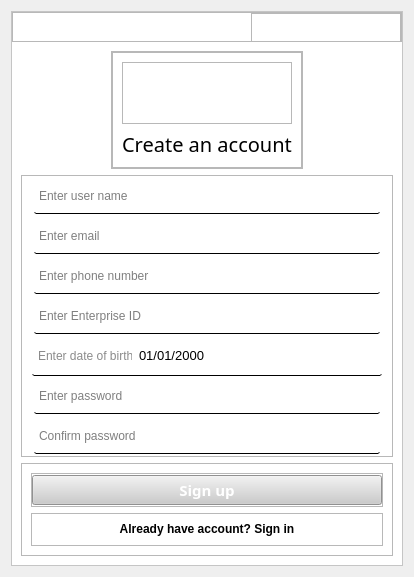
First picture: the form in Frontend/login_resgister.ui, repository XxDdUu/DACS01, before the edit.
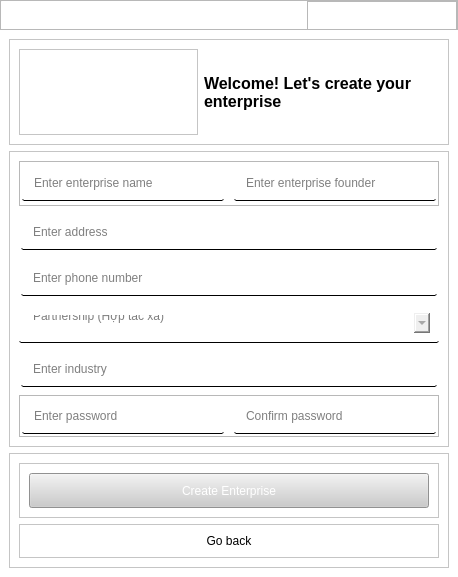
Second picture: the form after the edit. Icons and pictures are not drawn. Custom widgets are drawn as their Qt base class.

Commit message: add enterprise register

What changed in the file:
```diff
--- a/Frontend/login_resgister.ui
+++ b/Frontend/login_resgister.ui
@@ -6,7 +6,7 @@
    <rect>
     <x>0</x>
     <y>0</y>
-    <width>414</width>
+    <width>406</width>
     <height>577</height>
    </rect>
   </property>
@@ -25,11 +25,27 @@
 }</string>
   </property>
   <layout class="QVBoxLayout" name="verticalLayout">
+   <property name="spacing">
+    <number>0</number>
+   </property>
+   <property name="leftMargin">
+    <number>0</number>
+   </property>
+   <property name="topMargin">
+    <number>0</number>
+   </property>
+   <property name="rightMargin">
+    <number>0</number>
+   </property>
+   <property name="bottomMargin">
+    <number>0</number>
+   </property>
    <item>
     <widget class="QFrame" name="main_frame">
      <property name="styleSheet">
       <string notr="true">#main_frame {
 	background-color: rgb(255, 255, 255);
+	border-radius: 5px;
 }</string>
      </property>
      <property name="frameShape">
@@ -286,12 +302,12 @@
       <item>
        <widget class="QStackedWidget" name="Background">
         <property name="styleSheet">
-         <string notr="true">#Background {
-	background-color: rgb(255, 255, 255);
+         <string notr="true">#Register_page {
+	background: rgb(255, 255, 255);
 }</string>
         </property>
         <property name="currentIndex">
-         <number>0</number>
+         <number>1</number>
         </property>
         <widget class="QWidget" name="Register_page">
          <property name="styleSheet">
@@ -334,6 +350,14 @@
              </property>
              <item>
               <widget class="QFrame" name="register_label_frame">
+               <property name="styleSheet">
+                <string notr="true">#register_label_frame {
+	background-color: rgb(255, 255, 255);
+}
+#main_image_frame {
+	background-color: rgb(255, 255, 255);
+}</string>
+               </property>
                <property name="frameShape">
                 <enum>QFrame::StyledPanel</enum>
                </property>
@@ -345,7 +369,7 @@
                  <number>9</number>
                 </property>
                 <item>
-                 <widget class="QFrame" name="frame_3">
+                 <widget class="QFrame" name="main_image_frame">
                   <property name="frameShape">
                    <enum>QFrame::StyledPanel</enum>
                   </property>
@@ -412,7 +436,7 @@
                  </widget>
                 </item>
                 <item>
-                 <widget class="QLabel" name="label">
+                 <widget class="QLabel" name="main_text_label">
                   <property name="font">
                    <font>
                     <family>Tw Cen MT Condensed Extra Bold</family>
@@ -556,6 +580,10 @@
 	border-bottom: 1px solid #000;
 	border-radius: 2px;
 	background: rgb(255, 255, 255)
+}
+QDateEdit {
+    background-color: rgb(255, 255, 255);
+	color: rgb(159, 159, 159)
 }</string>
                </property>
                <property name="frameShape">
@@ -679,9 +707,19 @@
 	background: rgb(211, 211, 211);
 }
 #login_label {
+	color: rgb(0, 0, 0);
+}
+#create_enterprise::hover {
+	color: rgb(0, 0, 0);
+}
+#create_enterprise::hover {
+	color: rgb(85, 85, 127);
 }
 #login_label::hover {
 	color: rgb(85, 85, 127);
+}
+#submit_frame {
+	background-color: rgb(255, 255, 255);
 }</string>
             </property>
             <property name="frameShape">
@@ -693,6 +731,20 @@
             <layout class="QVBoxLayout" name="verticalLayout_6">
              <item>
               <widget class="QFrame" name="btn_frame">
+               <property name="styleSheet">
+                <string notr="true">#btn_frame {
+	background-color: rgb(255, 255, 255);
+}
+#register_btn {
+	color: rgb(255, 255, 255);
+	
+}
+#register_btn::hover {
+ 	
+	background-color: rgb(89, 89, 89);
+}
+</string>
+               </property>
                <property name="frameShape">
                 <enum>QFrame::StyledPanel</enum>
                </property>
@@ -752,13 +804,26 @@
               </widget>
              </item>
              <item>
-              <widget class="QFrame" name="signin">
+              <widget class="QFrame" name="signin_createEnterprise">
+               <property name="enabled">
+                <bool>true</bool>
+               </property>
                <property name="sizePolicy">
                 <sizepolicy hsizetype="Preferred" vsizetype="Preferred">
                  <horstretch>0</horstretch>
                  <verstretch>0</verstretch>
                 </sizepolicy>
                </property>
+               <property name="font">
+                <font>
+                 <pointsize>8</pointsize>
+                </font>
+               </property>
+               <property name="styleSheet">
+                <string notr="true">#login_label {
+
+}</string>
+               </property>
                <property name="frameShape">
                 <enum>QFrame::StyledPanel</enum>
                </property>
@@ -791,10 +856,14 @@
                   </property>
                   <property name="font">
                    <font>
+                    <pointsize>8</pointsize>
                     <weight>50</weight>
                     <bold>false</bold>
                    </font>
                   </property>
+                  <property name="lineWidth">
+                   <number>1</number>
+                  </property>
                   <property name="text">
                    <string>&lt;html&gt;&lt;head/&gt;&lt;body&gt;&lt;p&gt;&lt;span style=&quot; font-weight:600;&quot;&gt;Already have account? Sign in&lt;/span&gt;&lt;/p&gt;&lt;/body&gt;&lt;/html&gt;</string>
                   </property>
@@ -803,6 +872,93 @@
                   </property>
                  </widget>
                 </item>
+                <item>
+                 <widget class="QLabel" name="div">
+                  <property name="minimumSize">
+                   <size>
+                    <width>0</width>
+                    <height>0</height>
+                   </size>
+                  </property>
+                  <property name="maximumSize">
+                   <size>
+                    <width>16777215</width>
+                    <height>16777215</height>
+                   </size>
+                  </property>
+                  <property name="sizeIncrement">
+                   <size>
+                    <width>0</width>
+                    <height>0</height>
+                   </size>
+                  </property>
+                  <property name="baseSize">
+                   <size>
+                    <width>0</width>
+                    <height>0</height>
+                   </size>
+                  </property>
+                  <property name="font">
+                   <font>
+                    <pointsize>15</pointsize>
+                    <weight>50</weight>
+                    <bold>false</bold>
+                   </font>
+                  </property>
+                  <property name="styleSheet">
+                   <string notr="true">#div {
+	color : rgb(0, 0, 0);
+}</string>
+                  </property>
+                  <property name="lineWidth">
+                   <number>1</number>
+                  </property>
+                  <property name="text">
+                   <string>|</string>
+                  </property>
+                  <property name="alignment">
+                   <set>Qt::AlignCenter</set>
+                  </property>
+                  <property name="margin">
+                   <number>0</number>
+                  </property>
+                 </widget>
+                </item>
+                <item>
+                 <widget class="ClickableLabel" name="create_enterprise">
+                  <property name="sizePolicy">
+                   <sizepolicy hsizetype="Expanding" vsizetype="Preferred">
+                    <horstretch>0</horstretch>
+                    <verstretch>0</verstretch>
+                   </sizepolicy>
+                  </property>
+                  <property name="font">
+                   <font>
+                    <pointsize>8</pointsize>
+                    <weight>75</weight>
+                    <bold>true</bold>
+                   </font>
+                  </property>
+                  <property name="text">
+                   <string>Don't have enterprise yet? Create one</string>
+                  </property>
+                  <property name="scaledContents">
+                   <bool>false</bool>
+                  </property>
+                  <property name="alignment">
+                   <set>Qt::AlignCenter</set>
+                  </property>
+                  <property name="wordWrap">
+                   <bool>true</bool>
+                  </property>
+                  <property name="margin">
+                   <number>0</number>
+                  </property>
+                  <property name="openExternalLinks">
+                   <bool>false</bool>
+                  </property>
+                 </widget>
+                </item>
                </layout>
               </widget>
              </item>
@@ -811,7 +967,609 @@
           </item>
          </layout>
         </widget>
-        <widget class="QWidget" name="Reg"/>
+        <widget class="QWidget" name="Enterprise_register">
+         <property name="styleSheet">
+          <string notr="true">#Enterprise_register {
+	background-color: rgb(255, 255, 255);
+}</string>
+         </property>
+         <layout class="QVBoxLayout" name="verticalLayout_8">
+          <item>
+           <widget class="QFrame" name="main_image_frame_2">
+            <property name="styleSheet">
+             <string notr="true">#main_image_frame_2 {
+	background-color: rgb(255, 255, 255);
+}
+#image_frame_2 {
+	background-color: rgb(255, 255, 255);
+}</string>
+            </property>
+            <property name="frameShape">
+             <enum>QFrame::StyledPanel</enum>
+            </property>
+            <property name="frameShadow">
+             <enum>QFrame::Raised</enum>
+            </property>
+            <layout class="QHBoxLayout" name="horizontalLayout_7">
+             <item>
+              <widget class="QFrame" name="image_frame_2">
+               <property name="layoutDirection">
+                <enum>Qt::LeftToRight</enum>
+               </property>
+               <property name="frameShape">
+                <enum>QFrame::StyledPanel</enum>
+               </property>
+               <property name="frameShadow">
+                <enum>QFrame::Raised</enum>
+               </property>
+               <layout class="QHBoxLayout" name="horizontalLayout_8">
+                <property name="spacing">
+                 <number>0</number>
+                </property>
+                <property name="leftMargin">
+                 <number>25</number>
+                </property>
+                <property name="topMargin">
+                 <number>0</number>
+                </property>
+                <property name="rightMargin">
+                 <number>0</number>
+                </property>
+                <property name="bottomMargin">
+                 <number>0</number>
+                </property>
+                <item>
+                 <widget class="QLabel" name="image_label_2">
+                  <property name="minimumSize">
+                   <size>
+                    <width>60</width>
+                    <height>60</height>
+                   </size>
+                  </property>
+                  <property name="maximumSize">
+                   <size>
+                    <width>100</width>
+                    <height>100</height>
+                   </size>
+                  </property>
+                  <property name="layoutDirection">
+                   <enum>Qt::LeftToRight</enum>
+                  </property>
+                  <property name="text">
+                   <string/>
+                  </property>
+                  <property name="pixmap">
+                   <pixmap resource="View/img/resources.qrc">:/img/icon/enterprise.svg</pixmap>
+                  </property>
+                  <property name="scaledContents">
+                   <bool>true</bool>
+                  </property>
+                  <property name="alignment">
+                   <set>Qt::AlignCenter</set>
+                  </property>
+                  <property name="margin">
+                   <number>0</number>
+                  </property>
+                 </widget>
+                </item>
+               </layout>
+              </widget>
+             </item>
+             <item>
+              <widget class="QLabel" name="main_label">
+               <property name="minimumSize">
+                <size>
+                 <width>235</width>
+                 <height>0</height>
+                </size>
+               </property>
+               <property name="maximumSize">
+                <size>
+                 <width>16777215</width>
+                 <height>16777215</height>
+                </size>
+               </property>
+               <property name="font">
+                <font>
+                 <pointsize>12</pointsize>
+                 <weight>75</weight>
+                 <bold>true</bold>
+                </font>
+               </property>
+               <property name="text">
+                <string>Welcome! Let's create your enterprise</string>
+               </property>
+               <property name="textFormat">
+                <enum>Qt::AutoText</enum>
+               </property>
+               <property name="scaledContents">
+                <bool>false</bool>
+               </property>
+               <property name="alignment">
+                <set>Qt::AlignLeading|Qt::AlignLeft|Qt::AlignVCenter</set>
+               </property>
+               <property name="wordWrap">
+                <bool>true</bool>
+               </property>
+               <property name="margin">
+                <number>0</number>
+               </property>
+              </widget>
+             </item>
+            </layout>
+           </widget>
+          </item>
+          <item>
+           <widget class="QFrame" name="input_text_enterprise">
+            <property name="styleSheet">
+             <string notr="true">#input_text_enterprise {
+	background-color: rgb(255, 255, 255);
+}
+QLineEdit {
+	color : #232, 237, 234;
+	background-color: #217, 217, 217;
+	border: none;
+	border-bottom-style: solid;
+	border-bottom-width: 1px;
+	border-radius: 2px;
+	border-bottom-color: #000;
+	margin: 2px;
+	height: 35px;
+	padding-left: 10px;
+}
+QComboBox {
+	border: none;
+}
+QComboBox QAbstractItemView::item {
+        height: 28px;
+ }
+</string>
+            </property>
+            <property name="frameShape">
+             <enum>QFrame::StyledPanel</enum>
+            </property>
+            <property name="frameShadow">
+             <enum>QFrame::Raised</enum>
+            </property>
+            <layout class="QVBoxLayout" name="verticalLayout_9">
+             <item>
+              <widget class="QFrame" name="frame">
+               <property name="minimumSize">
+                <size>
+                 <width>0</width>
+                 <height>45</height>
+                </size>
+               </property>
+               <property name="maximumSize">
+                <size>
+                 <width>16777215</width>
+                 <height>45</height>
+                </size>
+               </property>
+               <property name="frameShape">
+                <enum>QFrame::StyledPanel</enum>
+               </property>
+               <property name="frameShadow">
+                <enum>QFrame::Raised</enum>
+               </property>
+               <layout class="QHBoxLayout" name="horizontalLayout_9">
+                <property name="spacing">
+                 <number>6</number>
+                </property>
+                <property name="leftMargin">
+                 <number>0</number>
+                </property>
+                <property name="topMargin">
+                 <number>0</number>
+                </property>
+                <property name="rightMargin">
+                 <number>0</number>
+                </property>
+                <property name="bottomMargin">
+                 <number>0</number>
+                </property>
+                <item>
+                 <widget class="QLineEdit" name="enterprise_name">
+                  <property name="placeholderText">
+                   <string>Enter enterprise name</string>
+                  </property>
+                 </widget>
+                </item>
+                <item>
+                 <widget class="QLineEdit" name="enterprise_founder">
+                  <property name="placeholderText">
+                   <string>Enter enterprise founder</string>
+                  </property>
+                 </widget>
+                </item>
+               </layout>
+              </widget>
+             </item>
+             <item>
+              <widget class="QLineEdit" name="address">
+               <property name="placeholderText">
+                <string>Enter address</string>
+               </property>
+              </widget>
+             </item>
+             <item>
+              <widget class="QLineEdit" name="enterprise_phone_number">
+               <property name="placeholderText">
+                <string>Enter phone number</string>
+               </property>
+              </widget>
+             </item>
+             <item>
+              <widget class="QFrame" name="business_type_frame">
+               <property name="minimumSize">
+                <size>
+                 <width>0</width>
+                 <height>35</height>
+                </size>
+               </property>
+               <property name="styleSheet">
+                <string notr="true">QFrame#business_type_frame {
+	border:none;
+	border-bottom: 1px solid #000;
+	border-radius: 2px;
+	background: rgb(255, 255, 255);
+}
+QComboBox#business_type {
+	color: rgb(126, 126, 126);
+}</string>
+               </property>
+               <property name="frameShape">
+                <enum>QFrame::StyledPanel</enum>
+               </property>
+               <property name="frameShadow">
+                <enum>QFrame::Raised</enum>
+               </property>
+               <layout class="QHBoxLayout" name="horizontalLayout_10">
+                <property name="spacing">
+                 <number>0</number>
+                </property>
+                <property name="leftMargin">
+                 <number>9</number>
+                </property>
+                <property name="topMargin">
+                 <number>9</number>
+                </property>
+                <property name="rightMargin">
+                 <number>9</number>
+                </property>
+                <property name="bottomMargin">
+                 <number>9</number>
+                </property>
+                <item>
+                 <widget class="QComboBox" name="business_type">
+                  <property name="sizePolicy">
+                   <sizepolicy hsizetype="Preferred" vsizetype="Fixed">
+                    <horstretch>0</horstretch>
+                    <verstretch>0</verstretch>
+                   </sizepolicy>
+                  </property>
+                  <property name="minimumSize">
+                   <size>
+                    <width>0</width>
+                    <height>20</height>
+                   </size>
+                  </property>
+                  <property name="maximumSize">
+                   <size>
+                    <width>16777215</width>
+                    <height>20</height>
+                   </size>
+                  </property>
+                  <property name="font">
+                   <font>
+                    <pointsize>9</pointsize>
+                   </font>
+                  </property>
+                  <property name="editable">
+                   <bool>false</bool>
+                  </property>
+                  <property name="currentText">
+                   <string notr="true">Partnership (Hợp tác xã)
+
+</string>
+                  </property>
+                  <property name="maxVisibleItems">
+                   <number>10</number>
+                  </property>
+                  <property name="insertPolicy">
+                   <enum>QComboBox::InsertAtCurrent</enum>
+                  </property>
+                  <property name="sizeAdjustPolicy">
+                   <enum>QComboBox::AdjustToContents</enum>
+                  </property>
+                  <property name="iconSize">
+                   <size>
+                    <width>16</width>
+                    <height>16</height>
+                   </size>
+                  </property>
+                  <property name="duplicatesEnabled">
+                   <bool>false</bool>
+                  </property>
+                  <property name="frame">
+                   <bool>true</bool>
+                  </property>
+                  <item>
+                   <property name="text">
+                    <string>Partnership (Hợp tác xã)
+
+</string>
+                   </property>
+                  </item>
+                  <item>
+                   <property name="text">
+                    <string notr="true">Sole Proprietorship (Doanh nghiệp cá nhân)</string>
+                   </property>
+                  </item>
+                  <item>
+                   <property name="text">
+                    <string>Limited Liability Company (Công ty trách nhiệm hữu hạn)
+
+</string>
+                   </property>
+                  </item>
+                  <item>
+                   <property name="text">
+                    <string>Franchise (Nhượng quyền thương hiệu)
+
+</string>
+                   </property>
+                  </item>
+                  <item>
+                   <property name="text">
+                    <string>Corporation (Công ty cổ phần)
+
+</string>
+                   </property>
+                  </item>
+                  <item>
+                   <property name="text">
+                    <string>Non-profit Organization (Tổ chức phi lợi nhuận)
+
+</string>
+                   </property>
+                  </item>
+                  <item>
+                   <property name="text">
+                    <string>Joint Venture (Liên doanh)
+
+</string>
+                   </property>
+                  </item>
+                  <item>
+                   <property name="text">
+                    <string>Family Business (Doanh nghiệp gia đình)
+
+</string>
+                   </property>
+                  </item>
+                  <item>
+                   <property name="text">
+                    <string>Start-up (Công ty khởi nghiệp)
+
+</string>
+                   </property>
+                  </item>
+                  <item>
+                   <property name="text">
+                    <string>Social Enterprise (Doanh nghiệp xã hội)
+
+</string>
+                   </property>
+                  </item>
+                  <item>
+                   <property name="text">
+                    <string>Multinational Corporation (Tập đoàn đa quốc gia)
+
+</string>
+                   </property>
+                  </item>
+                  <item>
+                   <property name="text">
+                    <string>Cooperative (Tổ hợp tác xã)
+
+</string>
+                   </property>
+                  </item>
+                  <item>
+                   <property name="text">
+                    <string>Small and Medium-sized Enterprise (SME) (Doanh nghiệp vừa và nhỏ)
+
+</string>
+                   </property>
+                  </item>
+                  <item>
+                   <property name="text">
+                    <string>Online Business (Doanh nghiệp trực tuyến)
+
+</string>
+                   </property>
+                  </item>
+                  <item>
+                   <property name="text">
+                    <string>Green Business (Doanh nghiệp xanh)
+
+</string>
+                   </property>
+                  </item>
+                  <item>
+                   <property name="text">
+                    <string>Retail Business (Doanh nghiệp bán lẻ)
+
+</string>
+                   </property>
+                  </item>
+                  <item>
+                   <property name="text">
+                    <string>Service-based Business (Doanh nghiệp dựa vào dịch vụ)
+
+</string>
+                   </property>
+                  </item>
+                  <item>
+                   <property name="text">
+                    <string>Franchise (Nhượng quyền thương hiệu)
+
+</string>
+                   </property>
+                  </item>
+                  <item>
+                   <property name="text">
+                    <string>Nonprofit Organization (Tổ chức phi lợi nhuận)
+
+</string>
+                   </property>
+                  </item>
+                  <item>
+                   <property name="text">
+                    <string>State-owned Enterprise (Doanh nghiệp nhà nước)
+
+</string>
+                   </property>
+                  </item>
+                 </widget>
+                </item>
+               </layout>
+              </widget>
+             </item>
+             <item>
+              <widget class="QLineEdit" name="enterprise_industry">
+               <property name="placeholderText">
+                <string>Enter industry</string>
+               </property>
+              </widget>
+             </item>
+             <item>
+              <widget class="QFrame" name="frame_2">
+               <property name="frameShape">
+                <enum>QFrame::StyledPanel</enum>
+               </property>
+               <property name="frameShadow">
+                <enum>QFrame::Raised</enum>
+               </property>
+               <layout class="QHBoxLayout" name="horizontalLayout_11">
+                <property name="leftMargin">
+                 <number>0</number>
+                </property>
+                <property name="topMargin">
+                 <number>0</number>
+                </property>
+                <property name="rightMargin">
+                 <number>0</number>
+                </property>
+                <property name="bottomMargin">
+                 <number>0</number>
+                </property>
+                <item>
+                 <widget class="QLineEdit" name="lineEdit_2">
+                  <property name="placeholderText">
+                   <string>Enter password</string>
+                  </property>
+                 </widget>
+                </item>
+                <item>
+                 <widget class="QLineEdit" name="lineEdit">
+                  <property name="placeholderText">
+                   <string>Confirm password</string>
+                  </property>
+                 </widget>
+                </item>
+               </layout>
+              </widget>
+             </item>
+            </layout>
+           </widget>
+          </item>
+          <item>
+           <widget class="QFrame" name="submit_frame_2">
+            <property name="styleSheet">
+             <string notr="true">#submit_frame_2 {
+	background-color: rgb(255, 255, 255);
+}
+#create_enterprise_btn {
+	background: rgb(203, 203, 203);
+	color: rgb(255, 255, 255);
+}
+#create_enterprise_btn::hover {
+	background: rgb(211, 211, 211);
+}
+#goback_register {
+	color: rgb(0, 0, 0);
+}
+#goback_register::hover {
+	color: rgb(150, 150, 150)
+}
+#create_frame {
+	background-color: rgb(255, 255, 255);
+}
+#goback_frame{
+	background-color: rgb(255, 255, 255);
+}</string>
+            </property>
+            <property name="frameShape">
+             <enum>QFrame::StyledPanel</enum>
+            </property>
+            <property name="frameShadow">
+             <enum>QFrame::Raised</enum>
+            </property>
+            <layout class="QVBoxLayout" name="verticalLayout_10">
+             <item>
+              <widget class="QFrame" name="create_frame">
+               <property name="frameShape">
+                <enum>QFrame::StyledPanel</enum>
+               </property>
+               <property name="frameShadow">
+                <enum>QFrame::Raised</enum>
+               </property>
+               <layout class="QVBoxLayout" name="verticalLayout_11">
+                <item>
+                 <widget class="QPushButton" name="create_enterprise_btn">
+                  <property name="minimumSize">
+                   <size>
+                    <width>0</width>
+                    <height>35</height>
+                   </size>
+                  </property>
+                  <property name="text">
+                   <string>Create Enterprise</string>
+                  </property>
+                 </widget>
+                </item>
+               </layout>
+              </widget>
+             </item>
+             <item>
+              <widget class="QFrame" name="goback_frame">
+               <property name="frameShape">
+                <enum>QFrame::StyledPanel</enum>
+               </property>
+               <property name="frameShadow">
+                <enum>QFrame::Raised</enum>
+               </property>
+               <layout class="QVBoxLayout" name="verticalLayout_12">
+                <item>
+                 <widget class="ClickableLabel" name="goback_register">
+                  <property name="text">
+                   <string>Go back</string>
+                  </property>
+                  <property name="alignment">
+                   <set>Qt::AlignCenter</set>
+                  </property>
+                 </widget>
+                </item>
+               </layout>
+              </widget>
+             </item>
+            </layout>
+           </widget>
+          </item>
+         </layout>
+        </widget>
        </widget>
       </item>
      </layout>
```
Left out of the diff: 2 changed lines with no effect on the pictures. The commit also changes 26 other files.
